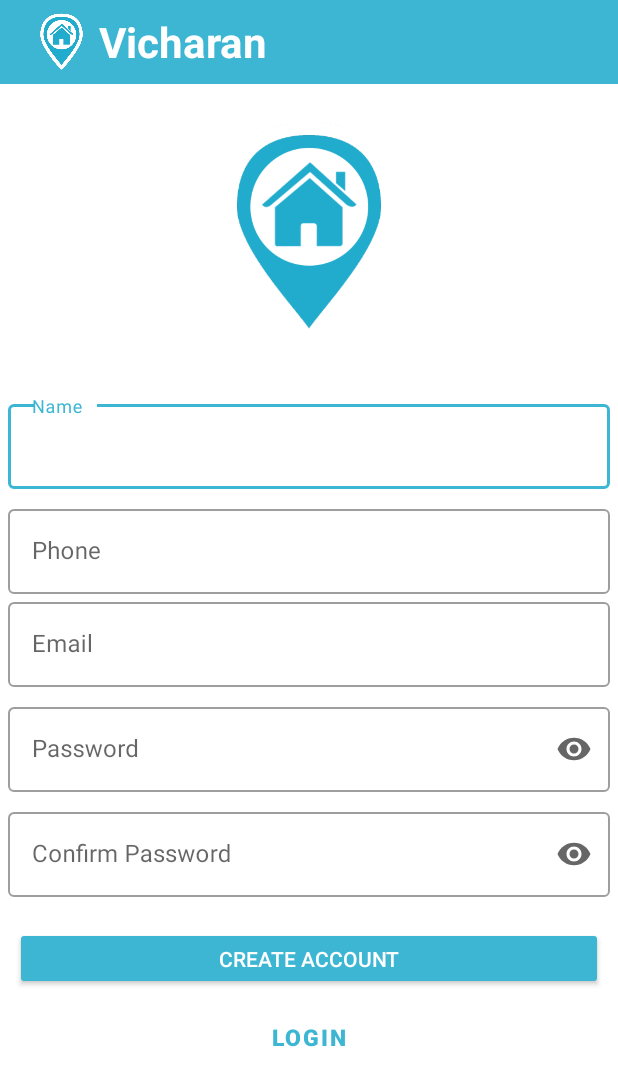
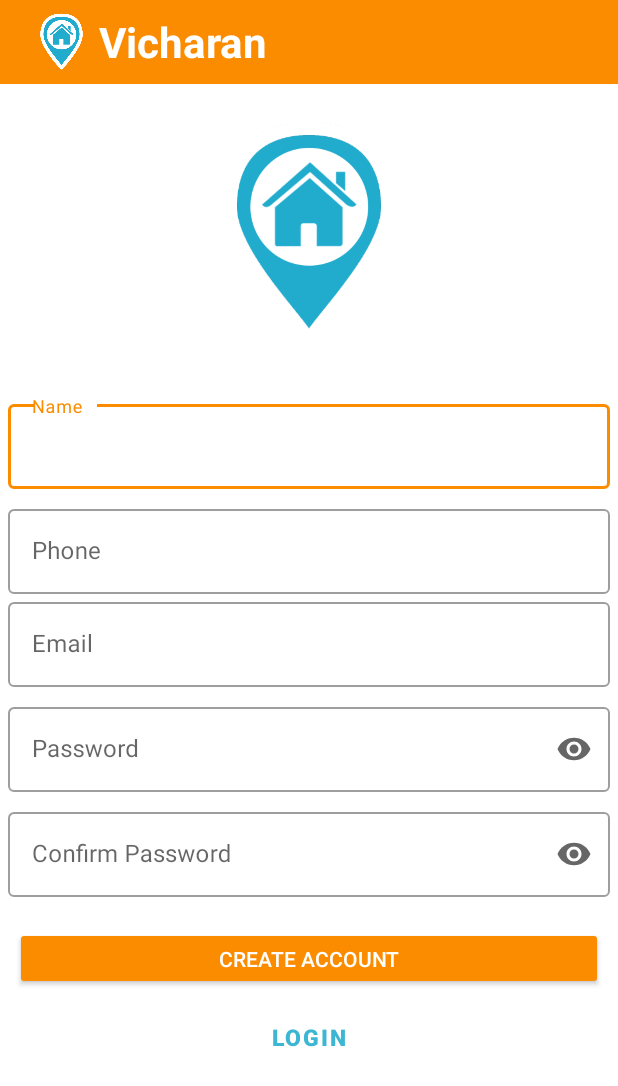
Before and after one commit to viraj69/VicharanApp, an Android app: the CreateAccount screen opened directly, with no data from a screen before it, on a phone screen of 412 x 824 dp. Shown: the top 1086 px of the screen. Run offline under Robolectric (Android 15) with nearby library versions, the phone set to English and light mode, and no system bars; our stand-ins replace Firebase (no records; nobody signed in at launch, a user with empty details on screens opened directly).

Commit message:
init commit

```diff
--- a/app/src/main/java/com/example/vicharan/Fragments/MapFragment.java
+++ b/app/src/main/java/com/example/vicharan/Fragments/MapFragment.java
@@ -196,7 +196,7 @@ public class MapFragment extends Fragment implements OnMapReadyCallback {
         IconGenerator iconFactory = new IconGenerator(getActivity());
         iconFactory.setBackground(getResources().getDrawable(R.drawable.marker1));
         iconFactory.setTextAppearance(R.style.myStyleText);
-       markerOptions.icon(BitmapDescriptorFactory.fromBitmap(iconFactory.makeIcon("")));
+      // markerOptions.icon(BitmapDescriptorFactory.fromBitmap(iconFactory.makeIcon("")));
 
         markerOptions.anchor(iconFactory.getAnchorU(), iconFactory.getAnchorV());
 
--- a/app/src/main/res/layout/activity_apartment_details.xml
+++ b/app/src/main/res/layout/activity_apartment_details.xml
@@ -12,7 +12,7 @@
         android:layout_width="match_parent"
         android:layout_height="?attr/actionBarSize"
         android:layout_alignParentTop="true"
-        android:background="#3cb6d3">
+        android:background="#FB8C00">
 
         <ImageView
             android:layout_width="50dp"
--- a/app/src/main/res/layout/activity_create_account.xml
+++ b/app/src/main/res/layout/activity_create_account.xml
@@ -12,7 +12,7 @@
         android:layout_width="match_parent"
         android:layout_height="?attr/actionBarSize"
         android:layout_alignParentTop="true"
-        android:background="#3cb6d3 ">
+        android:background="#FB8C00 ">
 
         <ImageView
             android:layout_width="50dp"
--- a/app/src/main/res/layout/activity_forgot_password.xml
+++ b/app/src/main/res/layout/activity_forgot_password.xml
@@ -12,7 +12,7 @@
         android:layout_width="match_parent"
         android:layout_height="?attr/actionBarSize"
         android:layout_alignParentTop="true"
-        android:background="#3cb6d3 ">
+        android:background="#FB8C00 ">
 
         <ImageView
             android:layout_width="50dp"
--- a/app/src/main/res/layout/activity_post_list.xml
+++ b/app/src/main/res/layout/activity_post_list.xml
@@ -11,7 +11,7 @@
         android:layout_width="match_parent"
         android:layout_height="?attr/actionBarSize"
         android:layout_alignParentTop="true"
-        android:background="#3cb6d3 ">
+        android:background="#FB8C00 ">
 
         <ImageView
             android:layout_width="50dp"
--- a/app/src/main/res/layout/activity_postadd.xml
+++ b/app/src/main/res/layout/activity_postadd.xml
@@ -11,7 +11,7 @@
         android:layout_width="match_parent"
         android:layout_height="?attr/actionBarSize"
         android:layout_alignParentTop="true"
-        android:background="#3cb6d3">
+        android:background="#FB8C00">
 
         <ImageView
             android:layout_width="50dp"
--- a/app/src/main/res/layout/activity_profile_details.xml
+++ b/app/src/main/res/layout/activity_profile_details.xml
@@ -13,7 +13,7 @@
         android:layout_width="match_parent"
         android:layout_height="?attr/actionBarSize"
         android:layout_alignParentTop="true"
-        android:background="#3cb6d3 ">
+        android:background="#FB8C00 ">
 
         <TextView
             android:layout_width="wrap_content"
--- a/app/src/main/res/layout/activity_splash_screen.xml
+++ b/app/src/main/res/layout/activity_splash_screen.xml
@@ -9,7 +9,7 @@
     <LinearLayout
         android:layout_width="match_parent"
         android:layout_height="match_parent"
-        android:background="#3cb6d3"
+        android:background="#FB8C00"
         android:orientation="vertical">
 
         <ImageView
--- a/app/src/main/res/layout/activity_update_ad.xml
+++ b/app/src/main/res/layout/activity_update_ad.xml
@@ -11,7 +11,7 @@
         android:layout_width="match_parent"
         android:layout_height="?attr/actionBarSize"
         android:layout_alignParentTop="true"
-        android:background="#3cb6d3">
+        android:background="#FB8C00">
 
         <ImageView
             android:layout_width="50dp"
--- a/app/src/main/res/layout/activity_wishlistactivity.xml
+++ b/app/src/main/res/layout/activity_wishlistactivity.xml
@@ -39,7 +39,7 @@
                     android:layout_height="wrap_content"
                     android:layout_marginTop="5dp"
                     android:text="Place"
-                    android:textColor="#3cb6d3"
+                    android:textColor="#FB8C00"
                     android:textSize="20sp"
                     android:textStyle="bold" />
 
@@ -73,7 +73,7 @@
             android:layout_width="match_parent"
             android:layout_height="1dp"
             android:layout_marginTop="5dp"
-            android:background="#3cb6d3" />
+            android:background="#FB8C00" />
 
     </LinearLayout>
 
--- a/app/src/main/res/layout/fragment_map.xml
+++ b/app/src/main/res/layout/fragment_map.xml
@@ -11,7 +11,7 @@
         android:layout_width="match_parent"
         android:layout_height="?attr/actionBarSize"
         android:layout_alignParentTop="true"
-        android:background="#3cb6d3 ">
+        android:background="#FB8C00 ">
 
         <androidx.constraintlayout.widget.ConstraintLayout
             android:layout_width="match_parent"
--- a/app/src/main/res/layout/fragment_profile.xml
+++ b/app/src/main/res/layout/fragment_profile.xml
@@ -13,7 +13,7 @@
         android:layout_width="match_parent"
         android:layout_height="?attr/actionBarSize"
         android:layout_alignParentTop="true"
-        android:background="#3cb6d3 ">
+        android:background="#FB8C00 ">
 
         <ImageView
             android:layout_width="50dp"
--- a/app/src/main/res/layout/fragment_wishlist.xml
+++ b/app/src/main/res/layout/fragment_wishlist.xml
@@ -10,7 +10,7 @@
         android:layout_width="match_parent"
         android:layout_height="?attr/actionBarSize"
         android:layout_alignParentTop="true"
-        android:background="#3cb6d3 ">
+        android:background="#FB8C00 ">
 
         <ImageView
             android:layout_width="50dp"
--- a/app/src/main/res/layout/postlist_item.xml
+++ b/app/src/main/res/layout/postlist_item.xml
@@ -61,7 +61,7 @@
         android:layout_height="1dp"
         android:layout_below="@+id/postlist_place"
         android:layout_marginTop="20dp"
-        android:background="#3cb6d3" />
+        android:background="#FB8C00" />
 
 
 </RelativeLayout>
--- a/app/src/main/res/layout/row_overview.xml
+++ b/app/src/main/res/layout/row_overview.xml
@@ -11,7 +11,7 @@
         android:layout_width="wrap_content"
         android:layout_height="wrap_content"
         android:text="Overview"
-        android:textColor="#2F4F4F"
+        android:textColor="#FB8C00"
         android:textSize="25sp" />
 
     <LinearLayout
--- a/app/src/main/res/values/colors.xml
+++ b/app/src/main/res/values/colors.xml
@@ -1,8 +1,8 @@
 <?xml version="1.0" encoding="utf-8"?>
 <resources>
-    <color name="colorPrimary">#3cb6d3</color>
-    <color name="colorPrimaryDark">#29a4d1</color>
-    <color name="colorAccent">#03DAC5</color>
+    <color name="colorPrimary">#FB8C00</color>
+    <color name="colorPrimaryDark">#FB8C00</color>
+    <color name="colorAccent">#FFB74D</color>
 
     <color name="simpletooltip_background">@color/colorPrimary</color>
     <color name="simpletooltip_text">@android:color/primary_text_light</color>
--- a/app/src/main/res/values/styles.xml
+++ b/app/src/main/res/values/styles.xml
@@ -18,7 +18,7 @@
     </style>
 
     <style name="Divider">
-        <item name="android:background">#29a4d1</item>
+        <item name="android:background">#FFA726</item>
         //you can give your color here. that will change all divider color in your app.
     </style>
 
```
